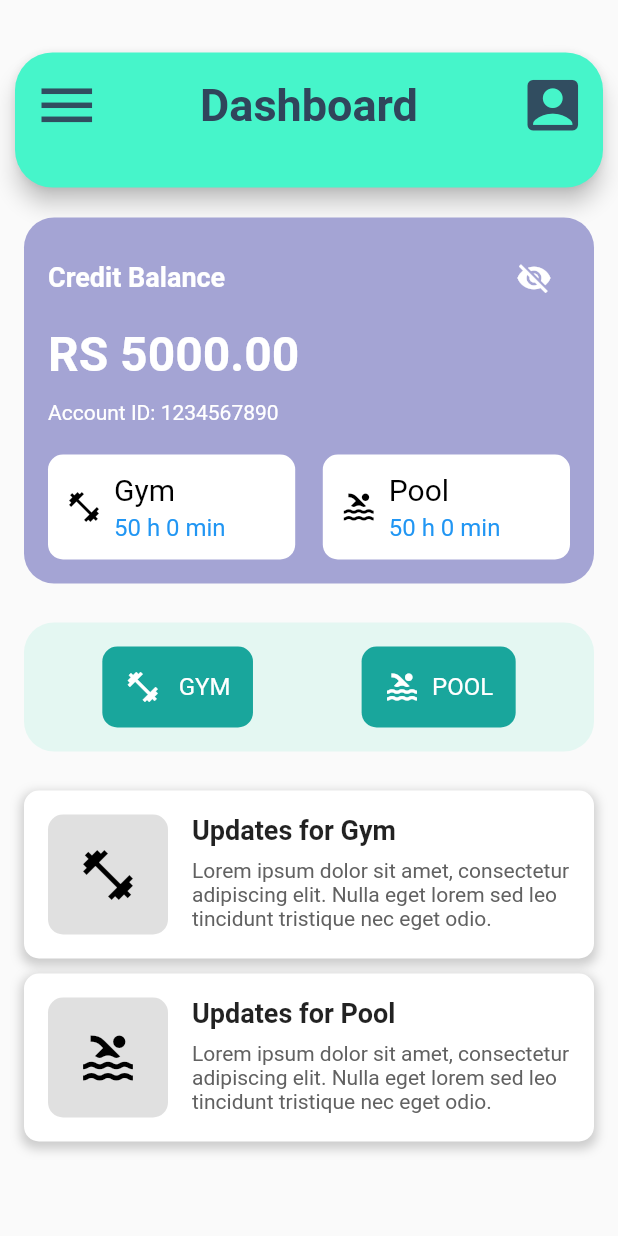
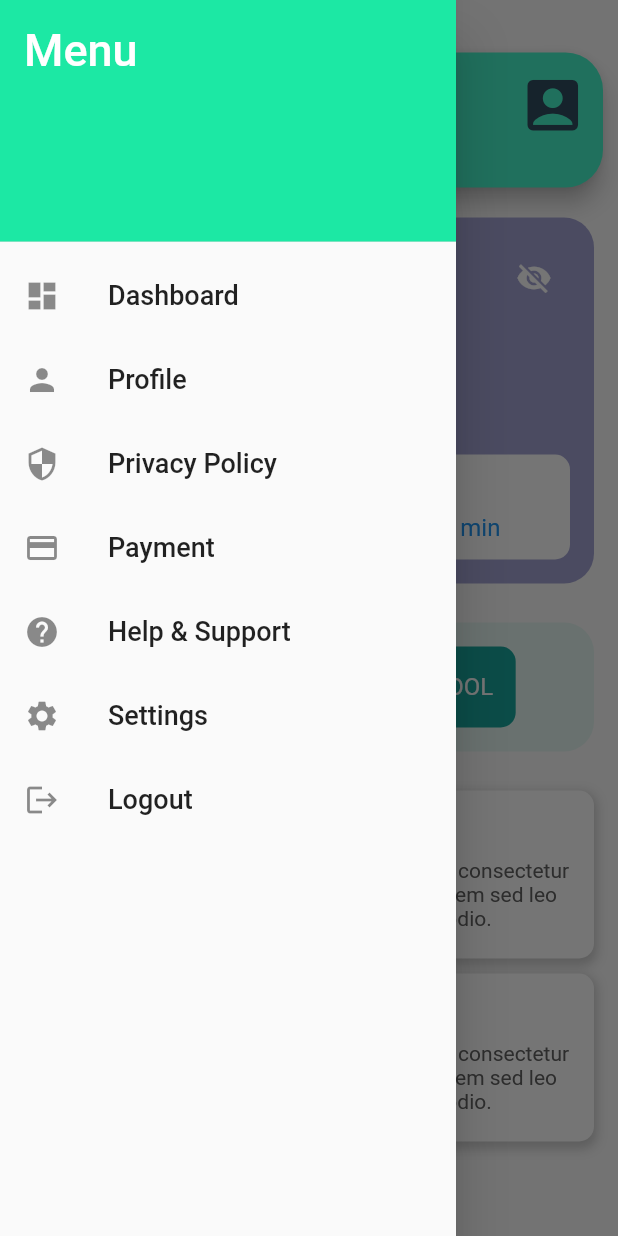
Before and after one commit to HMAHD/unifit, a Flutter app: the screen it shows after launch, after a tap on the "menu" icon, on a phone screen of 412 x 824 dp. Run offline on Flutter 3.47's test engine with Material 2 defaults, Android fonts, the phone set to English and light mode, and no system bars; our stand-ins replace hexcolor, logger; missing offline and left inert: nowa_runtime, qr_code_scanner.

Commit message:
Major Updates

```diff
--- a/lib/pages/dashboard.dart
+++ b/lib/pages/dashboard.dart
@@ -1,7 +1,10 @@
 import 'package:flutter/material.dart';
 import 'package:logger/logger.dart';
 import 'package:unifit/pages/scanner.dart';
-import 'package:unifit/pages/user_profile.dart'; // Adjust the import path based on your project structure
+import 'package:unifit/pages/user_profile.dart';
+
+import '../widgets/drawer_menu.dart';
+// Adjust the import path based on your project structure
 
 /// Represents the UI of a dashboard screen in a Flutter application.
 ///
@@ -62,8 +65,7 @@ class _DashboardState extends State<Dashboard> {
   @override
   Widget build(BuildContext context) {
     return Scaffold(
-      //drawer: const Drawer(),
-
+      drawer: CustomDrawer(),
       body: SingleChildScrollView(
         child: Column(
           crossAxisAlignment: CrossAxisAlignment.stretch,
@@ -541,7 +543,13 @@ PreferredSizeWidget getCustomAppBar(BuildContext context) {
         horizontal: 10.0,
       ),
       child: AppBar(
-        leading: IconButton(
+        leading: Builder(
+          builder: (BuildContext context) {
+            return Padding(
+              padding: const EdgeInsets.only(
+                left: 12,
+              ),
+              child: IconButton(
                 padding: const EdgeInsets.only(left: 12, bottom: 20),
                 icon: const Icon(
                   Icons.menu,
@@ -549,7 +557,13 @@ PreferredSizeWidget getCustomAppBar(BuildContext context) {
                   size: 45,
                 ),
                 tooltip: 'menu Icon',
-          onPressed: () {},
+                onPressed: () {
+                  //
+                  Scaffold.of(context).openDrawer();
+                },
+              ),
+            );
+          },
         ),
         title: const Padding(
           padding: EdgeInsets.only(bottom: 20),
--- a/lib/pages/user_profile.dart
+++ b/lib/pages/user_profile.dart
@@ -2,6 +2,8 @@
 import 'package:flutter/material.dart';
 import 'package:hexcolor/hexcolor.dart';
 import 'package:unifit/pages/dashboard.dart';
+
+import '../widgets/drawer_menu.dart';
 // create stateless widget
 
 class UserProfile extends StatefulWidget {
@@ -18,6 +20,7 @@ class _UserProfileState extends State<UserProfile> {
     var width = size.width;
     var height = size.height;
     return Scaffold(
+      drawer: const CustomDrawer(),
       body: Column(
         children: [
           const SizedBox(height: 35),
@@ -125,6 +128,7 @@ class _UserProfileState extends State<UserProfile> {
           const SizedBox(
             height: 20,
           ),
+
           //add elevator button
           Padding(
             padding: const EdgeInsets.symmetric(horizontal: 12),
@@ -152,7 +156,8 @@ class _UserProfileState extends State<UserProfile> {
             ),
           ),
         ],
-    ));
+      ),
+    );
   }
 }
 
@@ -165,7 +170,13 @@ PreferredSizeWidget getCustomAppBar(BuildContext context) {
         horizontal: 10.0,
       ),
       child: AppBar(
-        leading: IconButton(
+        leading: Builder(
+          builder: (BuildContext context) {
+            return Padding(
+              padding: const EdgeInsets.only(
+                left: 12,
+              ),
+              child: IconButton(
                 padding: const EdgeInsets.only(left: 12, bottom: 20),
                 icon: const Icon(
                   Icons.menu,
@@ -173,7 +184,12 @@ PreferredSizeWidget getCustomAppBar(BuildContext context) {
                   size: 45,
                 ),
                 tooltip: 'menu Icon',
-          onPressed: () {},
+                onPressed: () {
+                  Scaffold.of(context).openDrawer();
+                },
+              ),
+            );
+          },
         ),
         title: const Padding(
           padding: EdgeInsets.only(bottom: 20),
--- /dev/null
+++ b/lib/widgets/drawer_menu.dart
@@ -0,0 +1,121 @@
+import 'package:flutter/material.dart';
+import 'package:unifit/pages/dashboard.dart';
+import 'package:unifit/pages/user_profile.dart';
+
+class CustomDrawer extends StatelessWidget {
+  const CustomDrawer({super.key});
+
+  @override
+  Widget build(BuildContext context) {
+    return Drawer(
+      child: ListView(
+        padding: EdgeInsets.zero,
+        children: [
+          const DrawerHeader(
+            decoration: BoxDecoration(
+              color: Color(0xFF1CE8A4),
+            ),
+            child: Text(
+              'Menu',
+              style: TextStyle(
+                color: Colors.white,
+                fontSize: 30,
+              ),
+            ),
+          ),
+          ListTile(
+            leading: const Icon(Icons.dashboard),
+            title: const Text(
+              'Dashboard',
+              style: TextStyle(fontSize: 18),
+            ),
+            onTap: () {
+              Navigator.push(
+                context,
+                MaterialPageRoute(builder: (context) => const Dashboard()),
+              );
+            },
+          ),
+          ListTile(
+            leading: const Icon(Icons.person),
+            title: const Text(
+              'Profile',
+              style: TextStyle(fontSize: 18),
+            ),
+            onTap: () {
+              Navigator.push(
+                context,
+                MaterialPageRoute(builder: (context) => const UserProfile()),
+              );
+            },
+          ),
+          ListTile(
+            leading: const Icon(Icons.security),
+            title: const Text(
+              'Privacy Policy',
+              style: TextStyle(fontSize: 18),
+            ),
+            onTap: () {
+              // Navigator.push(
+              //   context,
+              //   MaterialPageRoute(builder: (context) => const PrivacyPolicy()),
+              // );
+            },
+          ),
+          ListTile(
+            leading: const Icon(Icons.payment),
+            title: const Text(
+              'Payment',
+              style: TextStyle(fontSize: 18),
+            ),
+            onTap: () {
+              // Navigator.push(
+              //   context,
+              //   MaterialPageRoute(builder: (context) => const Payment()),
+              // );
+            },
+          ),
+          ListTile(
+            leading: const Icon(Icons.help),
+            title: const Text(
+              'Help & Support',
+              style: TextStyle(fontSize: 18),
+            ),
+            onTap: () {
+              // Navigator.push(
+              //   context,
+              //   MaterialPageRoute(builder: (context) => Help()),
+              // );
+            },
+          ),
+          ListTile(
+            leading: const Icon(Icons.settings),
+            title: const Text(
+              'Settings',
+              style: TextStyle(fontSize: 18),
+            ),
+            onTap: () {
+              // Navigator.push(
+              //   context,
+              //   MaterialPageRoute(builder: (context) => Settings()),
+              // );
+            },
+          ),
+          ListTile(
+            leading: const Icon(Icons.logout),
+            title: const Text(
+              'Logout',
+              style: TextStyle(fontSize: 18),
+            ),
+            onTap: () {
+              // Navigator.push(
+              //   context,
+              //   MaterialPageRoute(builder: (context) => const Logout()),
+              // );
+            },
+          ),
+        ],
+      ),
+    );
+  }
+}
```
Lines whose indentation alone changed are shown as unchanged.
